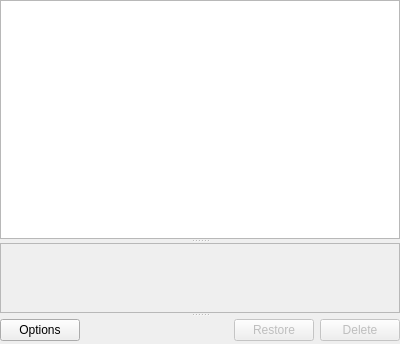
Old version of the form src/ui/revisions_ui.ui in the repository olivierkes/manuskript.
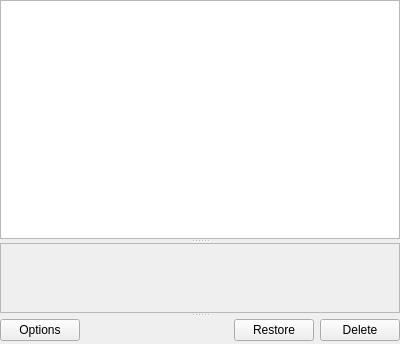
New version of the form.

Commit message: Restore revisions, and better html output

```diff
--- a/src/ui/revisions_ui.ui
+++ b/src/ui/revisions_ui.ui
@@ -93,9 +93,6 @@
        </item>
        <item>
         <widget class="QPushButton" name="btnRestore">
-         <property name="enabled">
-          <bool>false</bool>
-         </property>
          <property name="text">
           <string>Restore</string>
          </property>
@@ -103,9 +100,6 @@
        </item>
        <item>
         <widget class="QPushButton" name="btnDelete">
-         <property name="enabled">
-          <bool>false</bool>
-         </property>
          <property name="text">
           <string>Delete</string>
          </property>
```
The commit also changes 6 other files.
